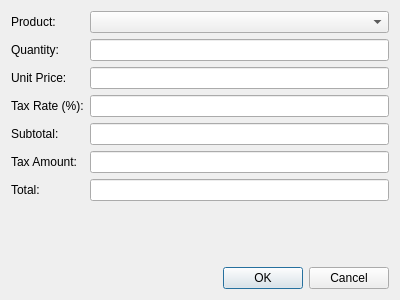
Qt form addorderdetailwindow.ui (Jaeger790/bntcandles) before a commit.
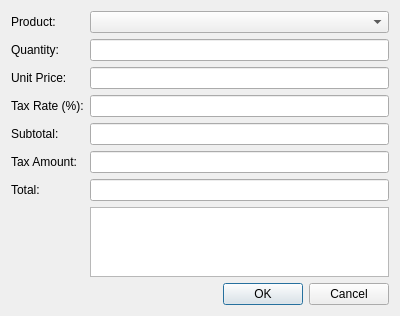
The same form after that commit.

Diff of the .ui file:
```diff
--- a/addorderdetailwindow.ui
+++ b/addorderdetailwindow.ui
@@ -89,6 +89,9 @@
      <item row="6" column="1">
       <widget class="QLineEdit" name="totalEdit"/>
      </item>
+     <item row="7" column="1">
+      <widget class="QTextBrowser" name="textBrowser"/>
+     </item>
     </layout>
    </item>
    <item>
```
Left out of the diff: 26 changed lines with no effect on the pictures.
